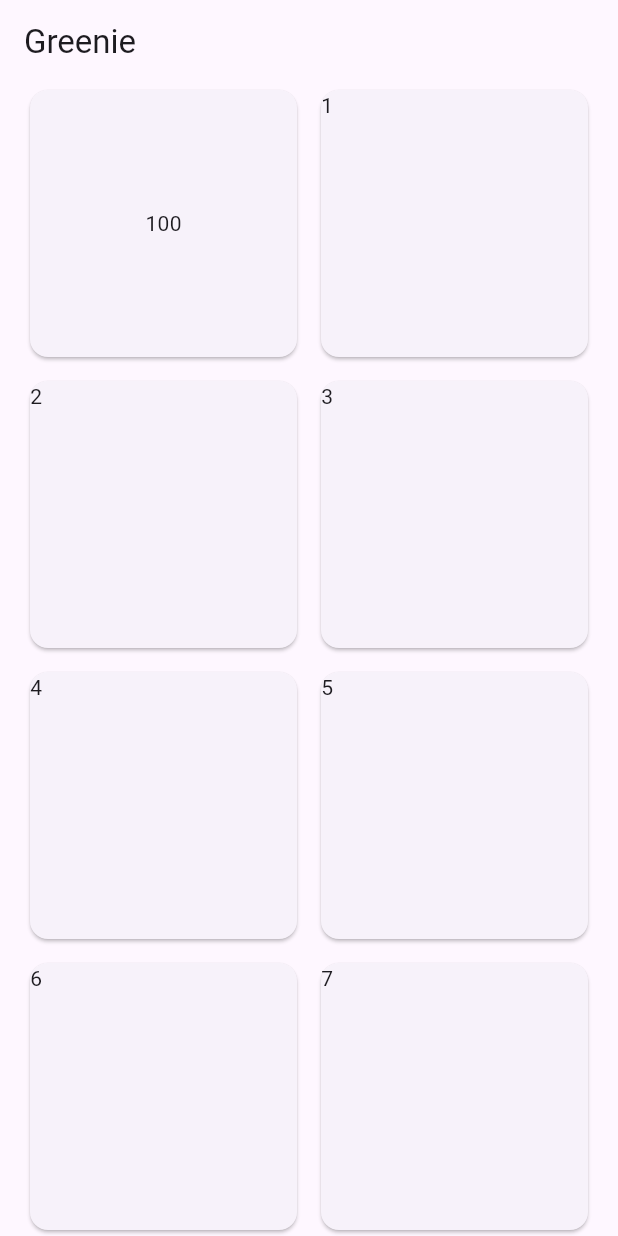
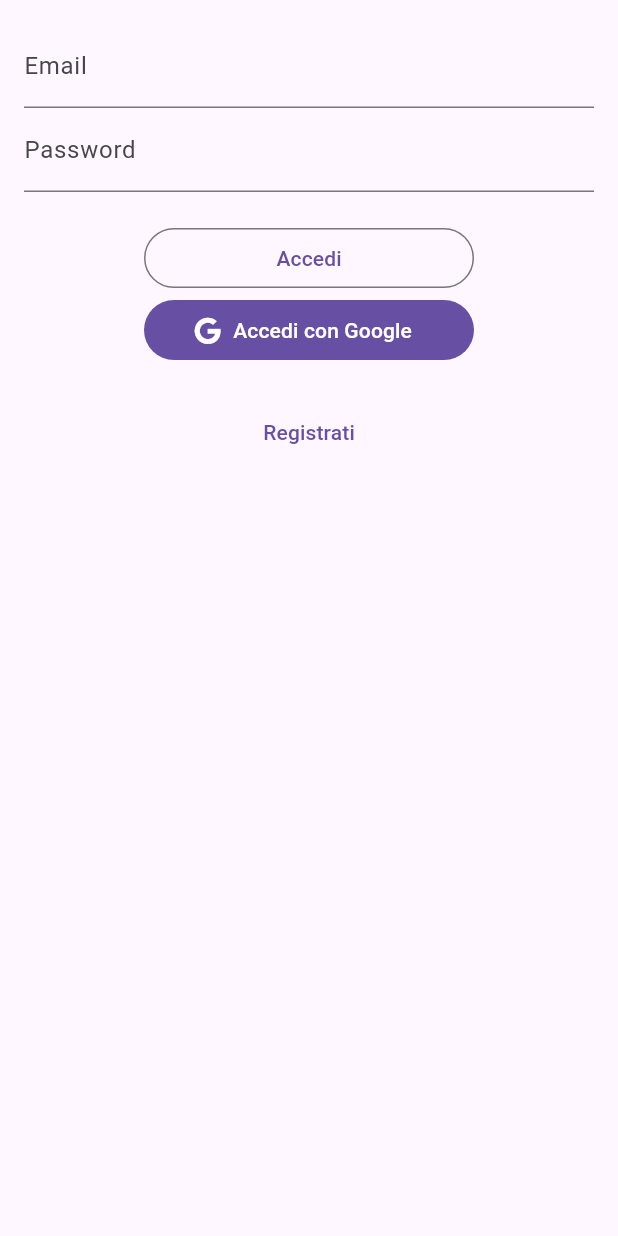
Before and after one commit to M-LARRY/greenie, a Flutter app: the screen it shows after launch, on a phone screen of 412 x 824 dp. Run offline on Flutter 3.47's test engine with Material 3 defaults, Android fonts, the light colour scheme and no system bars; our stand-ins replace firebase_auth, font_awesome_flutter, google_sign_in; accounts and stored records are empty.

Commit message:
Add login and registration pages

```diff
--- /dev/null
+++ b/lib/login.dart
@@ -0,0 +1,167 @@
+import 'package:firebase_auth/firebase_auth.dart';
+import 'package:flutter/foundation.dart';
+import 'package:flutter/material.dart';
+import 'package:font_awesome_flutter/font_awesome_flutter.dart';
+import 'package:google_sign_in/google_sign_in.dart';
+import 'package:greenie/register.dart';
+import 'package:greenie/utils.dart';
+
+class LoginPage extends StatefulWidget {
+  const LoginPage({super.key});
+
+  @override
+  State<LoginPage> createState() => _LoginPageState();
+}
+
+class _LoginPageState extends State<LoginPage> {
+  final TextEditingController _emailController = TextEditingController();
+  final TextEditingController _passwordController = TextEditingController();
+  bool _isLoading = false;
+
+  void _login() async {
+    if (_emailController.text.isEmpty || _passwordController.text.isEmpty) {
+      showErrorMessage(context, "Inserisci email e password per accedere.");
+      return;
+    }
+    setState(() {
+      _isLoading = true;
+    });
+    // TODO login function
+    setState(() {
+      _isLoading = false;
+    });
+    return;
+  }
+
+  void _googleLogin() async {
+    const List<String> scopes = [
+      // "https://www.googleapis.com/auth/user.birthday.read",
+      // "https://www.googleapis.com/auth/user.gender.read",
+      "https://www.googleapis.com/auth/userinfo.profile",
+    ];
+
+    // Trigger the authentication flow
+    final GoogleSignInAccount? googleUser =
+        await GoogleSignIn(scopes: scopes).signIn();
+
+    bool authorized = googleUser != null;
+
+    if (!authorized) {
+      return;
+    }
+
+    setState(() {
+      _isLoading = true;
+    });
+
+    // Obtain the auth details from the request
+    final GoogleSignInAuthentication googleAuth =
+        await googleUser.authentication;
+
+    // Create a new credential
+    final credential = GoogleAuthProvider.credential(
+      accessToken: googleAuth.accessToken,
+      idToken: googleAuth.idToken,
+    );
+
+    // Once signed in, return the UserCredential
+    UserCredential googleUserCredentials =
+        await FirebaseAuth.instance.signInWithCredential(credential);
+
+    User? currentUser = FirebaseAuth.instance.currentUser;
+
+    String email = '';
+    String googleToken = '';
+    String username = '';
+    if (currentUser != null) {
+      email = currentUser.email ?? '';
+      googleToken = await currentUser.getIdToken() ?? '';
+      username = currentUser.displayName ?? '';
+    }
+
+    if (email == '' || googleToken == '') {
+      setState(() {
+        _isLoading = false;
+      });
+      if (mounted) {
+        showErrorMessage(context, "Autenticazione con Google fallita.");
+      }
+
+      return; //Maybe error dialog
+    }
+
+    // TODO send login to server
+
+    setState(() {
+      _isLoading = false;
+    });
+    return;
+  }
+
+  void _register() {
+    Navigator.of(context)
+        .push(MaterialPageRoute(builder: (context) => const RegisterPage()));
+  }
+
+  @override
+  Widget build(BuildContext context) {
+    return Scaffold(
+      body: SafeArea(
+        child: Padding(
+          padding: const EdgeInsets.all(16),
+          child: Column(
+            children: [
+              TextField(
+                controller: _emailController,
+                decoration: const InputDecoration(
+                  labelText: "Email",
+                ),
+              ),
+              TextField(
+                controller: _passwordController,
+                decoration: const InputDecoration(
+                  labelText: "Password",
+                ),
+              ),
+              const SizedBox(height: 20),
+              OutlinedButton(
+                onPressed: () {},
+                style: const ButtonStyle(
+                  fixedSize: WidgetStatePropertyAll<Size>(
+                    Size(
+                      220,
+                      25,
+                    ),
+                  ),
+                ),
+                child: const Text(
+                  "Accedi",
+                ),
+              ),
+              FilledButton.icon(
+                onPressed: () {},
+                label: const Text("Accedi con Google"),
+                icon: const Icon(FontAwesomeIcons.google),
+                style: const ButtonStyle(
+                  fixedSize: WidgetStatePropertyAll<Size>(
+                    Size(
+                      220,
+                      25,
+                    ),
+                  ),
+                ),
+              ),
+              const SizedBox(
+                height: 20,
+              ),
+              TextButton(
+                onPressed: _register,
+                child: const Text("Registrati"),
+              ),
+            ],
+          ),
+        ),
+      ),
+    );
+  }
+}
--- a/lib/main.dart
+++ b/lib/main.dart
@@ -1,4 +1,5 @@
 import 'package:flutter/material.dart';
+import 'package:greenie/login.dart';
 import 'home_page.dart';
 
 void main() {
@@ -15,8 +16,7 @@ class MainApp extends StatelessWidget {
       theme: ThemeData(
         primarySwatch: Colors.blue,
       ),
-      home: HomePage(),
+      home: LoginPage(),
     );
-    ;
   }
 }
--- a/pubspec.yaml
+++ b/pubspec.yaml
@@ -7,8 +7,12 @@ environment:
   sdk: ^3.5.4
 
 dependencies:
+  firebase_auth: ^5.3.4
+  firebase_core: ^3.9.0
   flutter:
     sdk: flutter
+  font_awesome_flutter: ^10.8.0
+  google_sign_in: ^6.2.2
 
 dev_dependencies:
   flutter_test:
```
Also changed, not shown: lib/register.dart (added, +174 -0 lines), lib/utils.dart (added, +12 -0 lines), pubspec.lock, 4 other files.
